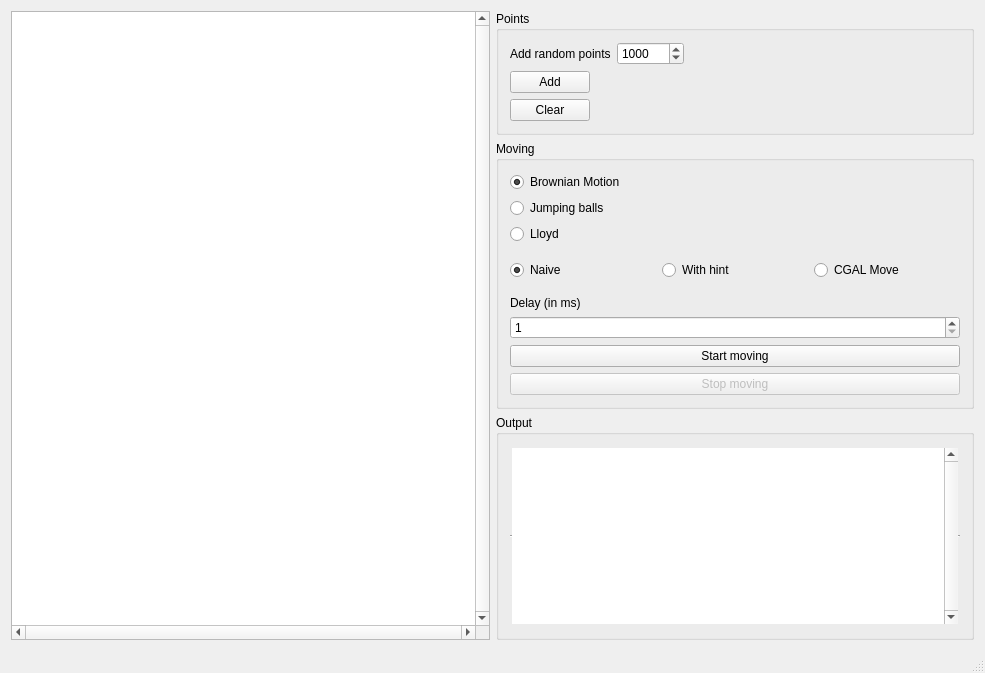
First picture: the form in mainwindow.ui, repository jetSett/Delaunay-moving-points, before the edit.
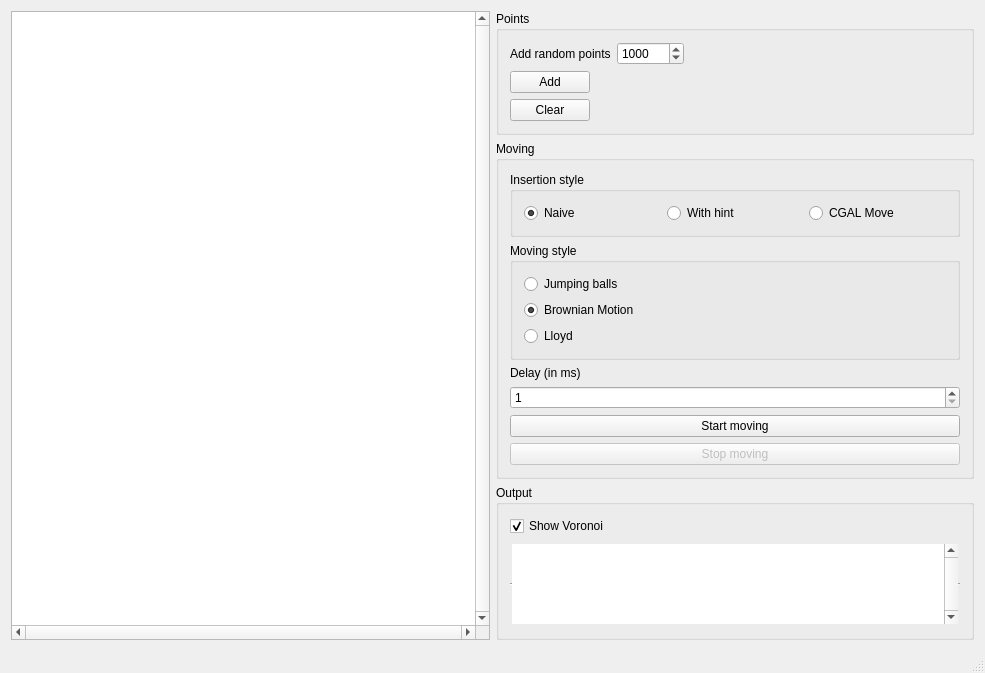
Second picture: the form after the edit.

What changed in the file:
```diff
--- a/mainwindow.ui
+++ b/mainwindow.ui
@@ -101,54 +101,11 @@
          <item>
           <layout class="QVBoxLayout" name="verticalLayout_2">
            <item>
-            <widget class="QRadioButton" name="brownianRadioButton">
-             <property name="text">
-              <string>Brownian Motion</string>
+            <widget class="QGroupBox" name="groupBox_4">
+             <property name="title">
+              <string>Insertion style</string>
              </property>
-             <property name="checked">
-              <bool>true</bool>
-             </property>
-             <attribute name="buttonGroup">
-              <string notr="true">motionTypeButtonGroup</string>
-             </attribute>
-            </widget>
-           </item>
-           <item>
-            <widget class="QRadioButton" name="jumpingBallRadioButton">
-             <property name="text">
-              <string>Jumping balls</string>
-             </property>
-             <attribute name="buttonGroup">
-              <string notr="true">motionTypeButtonGroup</string>
-             </attribute>
-            </widget>
-           </item>
-           <item>
-            <widget class="QRadioButton" name="lloydRadioButton">
-             <property name="text">
-              <string>Lloyd</string>
-             </property>
-             <attribute name="buttonGroup">
-              <string notr="true">motionTypeButtonGroup</string>
-             </attribute>
-            </widget>
-           </item>
-           <item>
-            <spacer name="verticalSpacer">
-             <property name="orientation">
-              <enum>Qt::Vertical</enum>
-             </property>
-             <property name="sizeType">
-              <enum>QSizePolicy::Fixed</enum>
-             </property>
-             <property name="sizeHint" stdset="0">
-              <size>
-               <width>20</width>
-               <height>10</height>
-              </size>
-             </property>
-            </spacer>
-           </item>
+             <layout class="QVBoxLayout" name="verticalLayout_6">
            <item>
             <layout class="QHBoxLayout" name="horizontalLayout_2">
              <item>
@@ -186,21 +143,58 @@
              </item>
             </layout>
            </item>
+             </layout>
+             <zorder>lloydRadioButton</zorder>
+             <zorder>brownianRadioButton</zorder>
+             <zorder>jumpingBallRadioButton</zorder>
+             <zorder></zorder>
+            </widget>
+           </item>
            <item>
-            <spacer name="verticalSpacer_2">
-             <property name="orientation">
-              <enum>Qt::Vertical</enum>
+            <widget class="QGroupBox" name="groupBox_5">
+             <property name="title">
+              <string>Moving style</string>
              </property>
-             <property name="sizeType">
-              <enum>QSizePolicy::Fixed</enum>
-             </property>
-             <property name="sizeHint" stdset="0">
-              <size>
-               <width>20</width>
-               <height>10</height>
-              </size>
-             </property>
-            </spacer>
+             <layout class="QVBoxLayout" name="verticalLayout_8">
+              <item>
+               <layout class="QVBoxLayout" name="verticalLayout_7">
+                <item>
+                 <widget class="QRadioButton" name="jumpingBallRadioButton">
+                  <property name="text">
+                   <string>Jumping balls</string>
+                  </property>
+                  <attribute name="buttonGroup">
+                   <string notr="true">motionTypeButtonGroup</string>
+                  </attribute>
+                 </widget>
+                </item>
+                <item>
+                 <widget class="QRadioButton" name="brownianRadioButton">
+                  <property name="text">
+                   <string>Brownian Motion</string>
+                  </property>
+                  <property name="checked">
+                   <bool>true</bool>
+                  </property>
+                  <attribute name="buttonGroup">
+                   <string notr="true">motionTypeButtonGroup</string>
+                  </attribute>
+                 </widget>
+                </item>
+                <item>
+                 <widget class="QRadioButton" name="lloydRadioButton">
+                  <property name="text">
+                   <string>Lloyd</string>
+                  </property>
+                  <attribute name="buttonGroup">
+                   <string notr="true">motionTypeButtonGroup</string>
+                  </attribute>
+                 </widget>
+                </item>
+               </layout>
+              </item>
+             </layout>
+            </widget>
            </item>
            <item>
             <widget class="QLabel" name="label">
@@ -249,6 +243,16 @@
         <layout class="QVBoxLayout" name="verticalLayout_5">
          <item>
           <layout class="QVBoxLayout" name="verticalLayout_4">
+           <item>
+            <widget class="QCheckBox" name="showVoronoiCheckBox">
+             <property name="text">
+              <string>Show Voronoi</string>
+             </property>
+             <property name="checked">
+              <bool>true</bool>
+             </property>
+            </widget>
+           </item>
            <item>
             <widget class="QTextEdit" name="outputText">
              <property name="maximumSize">
```
Left out of the diff: 2 changed lines with no effect on the pictures. Lines whose indentation alone changed are shown as unchanged.
